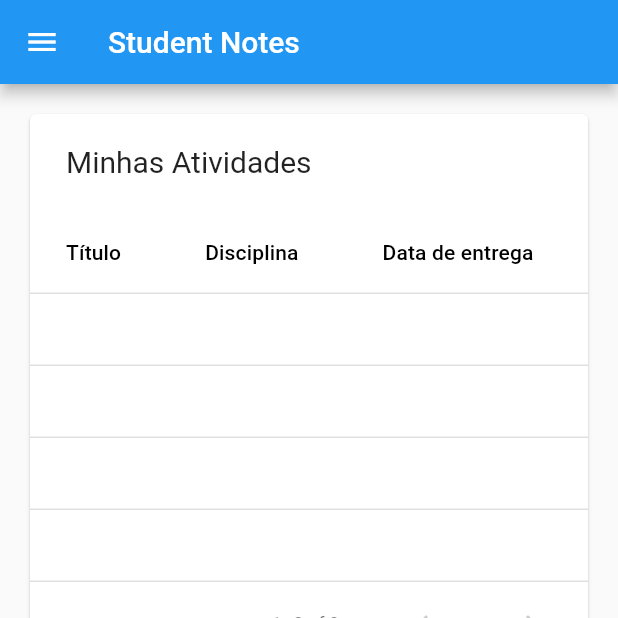
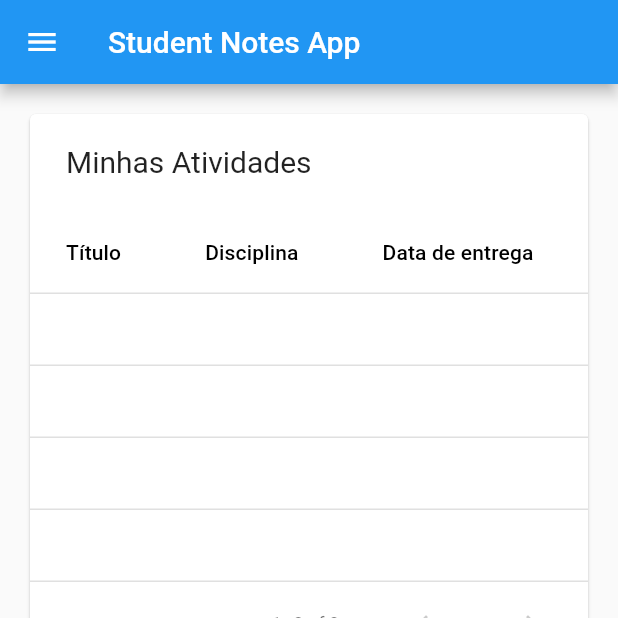
Before and after one commit to RenanFerreira0412/student_notes, a Flutter app: the screen it shows after launch, on a phone screen of 412 x 824 dp, the top half of it. Run offline on Flutter 3.47's test engine with Material 2 defaults, Android fonts, the phone set to English and light mode, and no system bars; our stand-ins replace cloud_firestore, firebase_core; accounts and stored records are empty.

Commit message:
Mudança no título do app

```diff
--- a/lib/Screens/homepage.dart
+++ b/lib/Screens/homepage.dart
@@ -15,7 +15,7 @@ class _HomePageState extends State<HomePage> {
   Widget build(BuildContext context) {
     return Scaffold(
       appBar: AppBar(
-        title: const Text('Student Notes'),
+        title: const Text('Student Notes App'),
       ),
       body: ListView(
         padding: const EdgeInsets.all(16),
```
